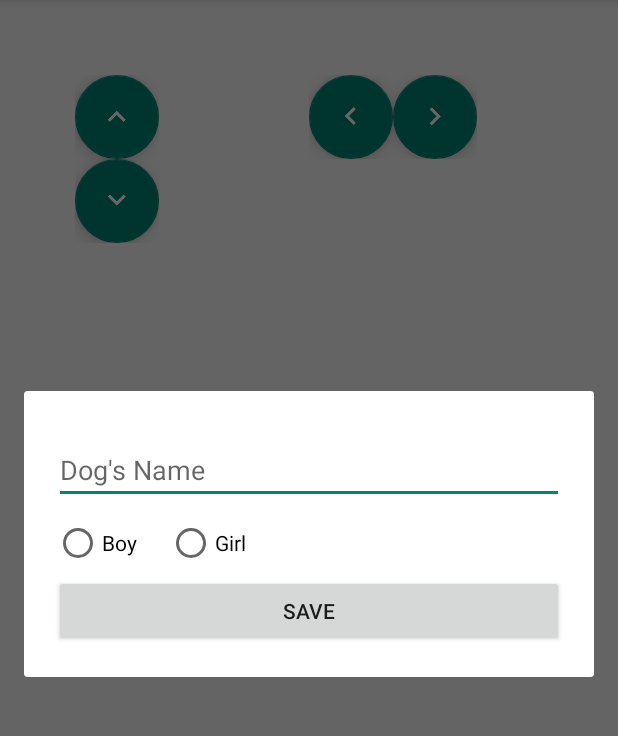
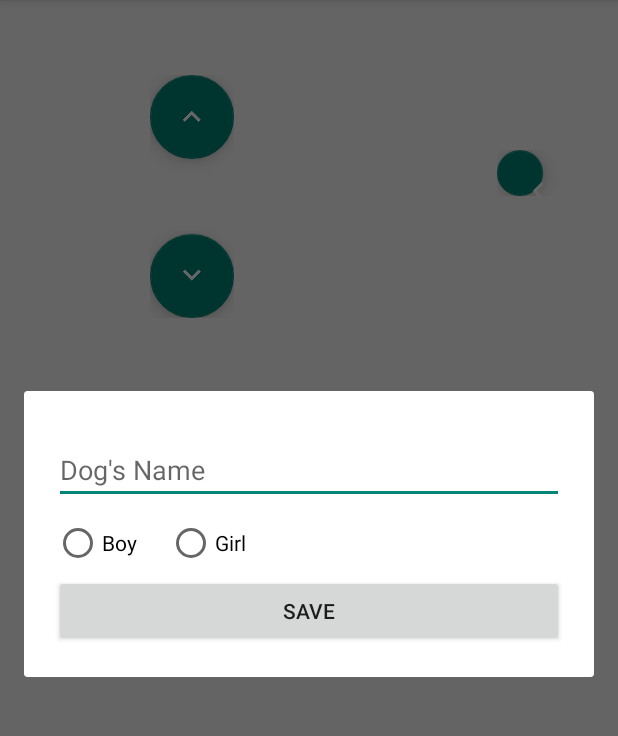
Before and after one commit to isabelacmor/pebblepup, an Android app: the screen it shows after launch (MainActivity), in the options menu, after a tap on "Settings", on a phone screen of 412 x 824 dp, the part 84-820 px from its top. Run offline under Robolectric (Android 15) with nearby library versions, the phone set to English and light mode, and no system bars; libraries missing offline, so code that uses them is left out: com.getpebble.android; 1 statement that could not run was skipped.

Commit message:
fixed fab positionings

```diff
--- a/PebblePups/app/src/main/res/layout/activity_main.xml
+++ b/PebblePups/app/src/main/res/layout/activity_main.xml
@@ -11,13 +11,14 @@
     <RelativeLayout
         android:layout_width="wrap_content"
         android:layout_height="wrap_content"
-        android:layout_marginLeft="50dp">
+        android:layout_marginLeft="100dp">
 
         <android.support.design.widget.FloatingActionButton
             android:id="@+id/button_move_up"
             android:layout_width="wrap_content"
             android:layout_height="wrap_content"
-            android:src="@drawable/ic_keyboard_arrow_up_white_24dp" />
+            android:src="@drawable/ic_keyboard_arrow_up_white_24dp"
+            android:layout_marginBottom="50dp" />
 
         <android.support.design.widget.FloatingActionButton
             android:id="@+id/button_move_down"
@@ -26,31 +27,13 @@
             android:layout_below="@id/button_move_up"
             android:src="@drawable/ic_keyboard_arrow_down_white_24dp" />
 
-        <!--<Button-->
-            <!--android:id="@+id/button_move_up"-->
-            <!--android:layout_width="100dp"-->
-            <!--android:layout_height="100dp"-->
-            <!--android:layout_centerHorizontal="true"-->
-            <!--android:textColor="#FFFFFF"-->
-            <!--android:text="+"-->
-            <!--android:textSize="40sp"-->
-            <!--/>-->
-
-        <!--<Button-->
-            <!--android:id="@+id/button_move_down"-->
-            <!--android:layout_width="100dp"-->
-            <!--android:layout_height="100dp"-->
-            <!--android:layout_below="@id/button_move_up"-->
-            <!--android:layout_centerHorizontal="true"-->
-            <!--android:layout_marginTop="20dp"-->
-            <!--android:text="DOWN"-->
-            <!--android:textColor="#FFFFFF" />-->
-
     </RelativeLayout>
 
     <RelativeLayout
         android:layout_width="wrap_content"
-        android:layout_height="wrap_content">
+        android:layout_height="wrap_content"
+        android:layout_marginLeft="75dp"
+        android:layout_marginTop="50dp">
 
         <LinearLayout
             android:layout_width="wrap_content"
@@ -61,31 +44,14 @@
                 android:id="@+id/button_move_left"
                 android:layout_width="wrap_content"
                 android:layout_height="wrap_content"
-                android:src="@drawable/ic_keyboard_arrow_left_white_24dp" />
+                android:src="@drawable/ic_keyboard_arrow_left_white_24dp"
+                android:layout_marginRight="50dp" />
 
             <android.support.design.widget.FloatingActionButton
                 android:id="@+id/button_move_right"
                 android:layout_width="wrap_content"
                 android:layout_height="wrap_content"
                 android:src="@drawable/ic_keyboard_arrow_right_white_24dp" />
-
-            <!--<Button-->
-                <!--android:id="@+id/button_move_left"-->
-                <!--android:layout_width="100dp"-->
-                <!--android:layout_height="100dp"-->
-                <!--android:layout_centerHorizontal="true"-->
-                <!--android:text="LEFT"-->
-                <!--android:textColor="#FFFFFF" />-->
-
-            <!--<Button-->
-                <!--android:id="@+id/button_move_right"-->
-                <!--android:layout_width="100dp"-->
-                <!--android:layout_height="100dp"-->
-                <!--android:layout_below="@id/button_move_left"-->
-                <!--android:layout_centerHorizontal="true"-->
-                <!--android:layout_marginLeft="20dp"-->
-                <!--android:text="RIGHT"-->
-                <!--android:textColor="#FFFFFF" />-->
         </LinearLayout>
 
     </RelativeLayout>
```
